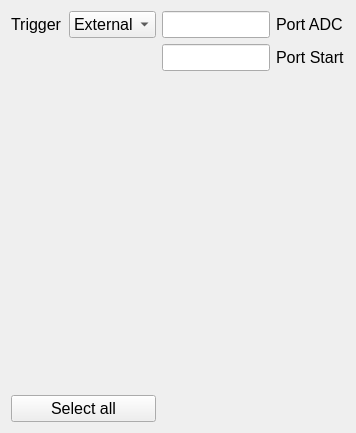
Above: pharos/view/GUI/QtCreator/monitor_config.ui from uetke/UUPharosController before the change. Below: the same form after it.
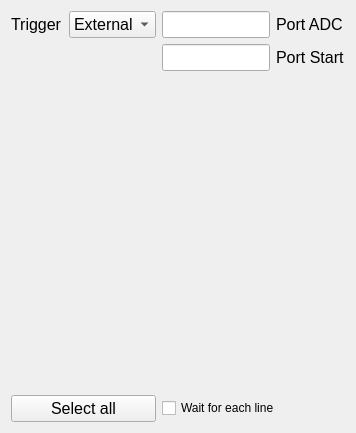
That is the form after the change.

Commit message: Added the option to wait until the line is complete before updating the GUI

```diff
--- a/pharos/view/GUI/QtCreator/monitor_config.ui
+++ b/pharos/view/GUI/QtCreator/monitor_config.ui
@@ -151,6 +151,16 @@
      </item>
     </layout>
    </item>
+   <item row="3" column="2" colspan="2">
+    <widget class="QCheckBox" name="wait_for_each_line">
+     <property name="toolTip">
+      <string>If activated, the GUI refreshes after every line was acquired.</string>
+     </property>
+     <property name="text">
+      <string>Wait for each line</string>
+     </property>
+    </widget>
+   </item>
   </layout>
  </widget>
  <resources/>
```
The commit also changes 5 other files.
